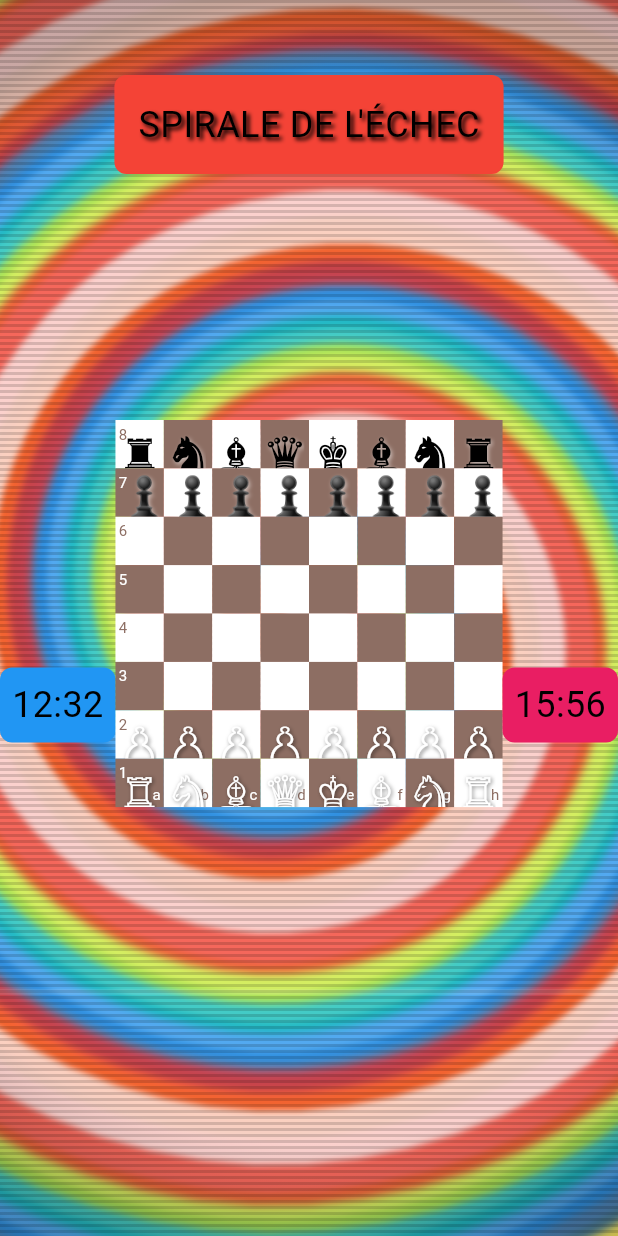
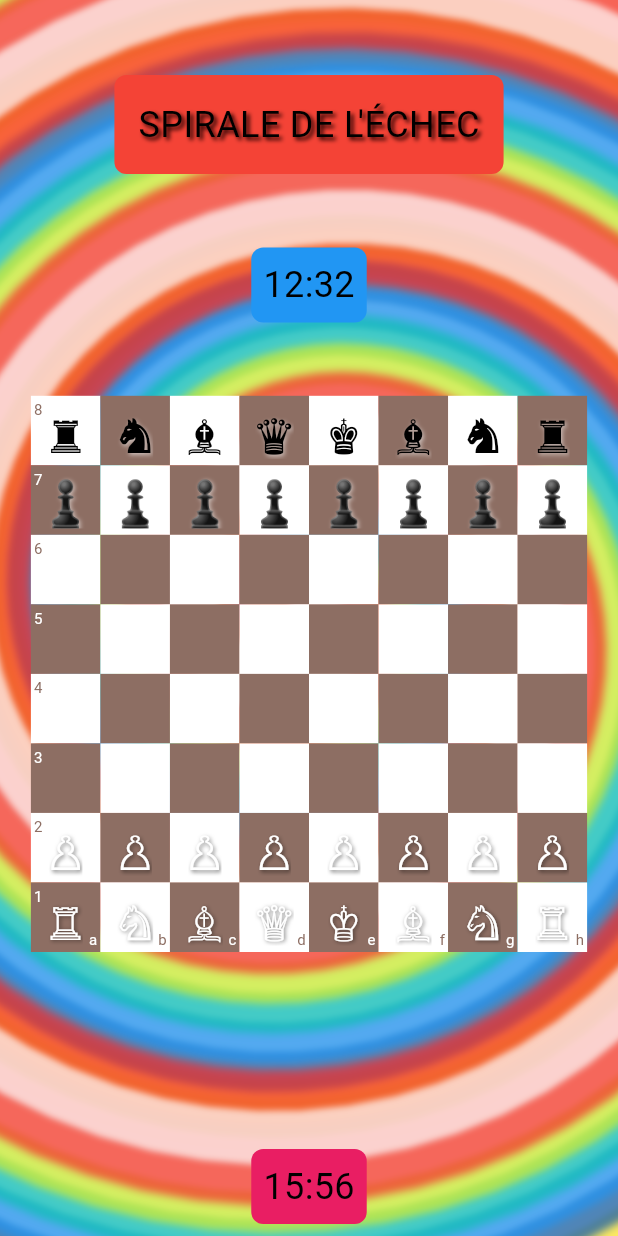
Before and after one commit to ismo009/echecs, a Flutter app: the GameScreen screen opened directly, on a phone screen of 412 x 824 dp. Run offline on Flutter 3.47's test engine with Material 3 defaults, Android fonts, the light colour scheme and no system bars; Roboto replaces fonts that are missing (PixelArt).

Commit message:
Amelioration du rendu

```diff
--- a/chess_game/lib/screens/game_screen.dart
+++ b/chess_game/lib/screens/game_screen.dart
@@ -14,21 +14,22 @@ class GameScreen extends StatelessWidget {
 
   @override
   Widget build(BuildContext context) {
+    final screenWidth = MediaQuery.of(context).size.width;
+    final screenHeight = MediaQuery.of(context).size.height;
+
     return Scaffold(
       body: Stack(
         children: [
-          //Spirale de fond
+          // Spirale de fond
           const ColorfulSpiralBackground(),
 
-          //Effet de CRT sur le background
-          const CRTScanLinesEffect(),
-
-          //Le jeux d'échecs
+          // Contenu principal
           Column(
+            mainAxisAlignment: MainAxisAlignment.spaceBetween,
             children: [
-              //Nom du jeux
+              // Titre du jeu
               Padding(
-                padding: const EdgeInsets.only(top: 50.0), //50 pour éviter que la caméra soit sur le texte
+                padding: const EdgeInsets.only(top: 50.0),
                 child: Container(
                   padding: const EdgeInsets.all(16.0),
                   decoration: BoxDecoration(
@@ -36,16 +37,16 @@ class GameScreen extends StatelessWidget {
                     borderRadius: BorderRadius.circular(8.0),
                   ),
                   child: const Text(
-                  'SPIRALE DE L\'ÉCHEC', //Kastellik avait peut-etre raison...
+                    'SPIRALE DE L\'ÉCHEC',
                     style: TextStyle(
                       color: Colors.black,
                       fontSize: 24,
-                    fontFamily: 'PixelArt', //Chercher plus tard une meilleure + proche de Balatro
+                      fontFamily: 'PixelArt',
                       shadows: [
                         Shadow(
                           offset: Offset(2.0, 2.0),
                           blurRadius: 3.0,
-                      color: Color.fromARGB(255, 0, 0, 0),
+                          color: Color.fromARGB(255, 36, 0, 0),
                         ),
                       ],
                     ),
@@ -53,12 +54,9 @@ class GameScreen extends StatelessWidget {
                 ),
               ),
 
-              //Timers + plateau
-              Expanded(
-                child: Row(
-                  children: [
-                    //Timer noir
+              // Timer noir
               Container(
+                margin: const EdgeInsets.symmetric(vertical: 8.0),
                 padding: const EdgeInsets.all(8.0),
                 decoration: BoxDecoration(
                   color: Colors.blue,
@@ -74,21 +72,24 @@ class GameScreen extends StatelessWidget {
                 ),
               ),
 
-                    // Chessboard
-                    Expanded(
-                      child: Center(
+              // Plateau d'échecs
+              Center(
+                child: SizedBox(
+                  width: screenWidth * 0.9,
+                  height: screenWidth * 1.1, //Bizarre mais sinon l'affichage est incorrect, donc tant pis
                   child: ChessBoardWidget(
                     board: Provider.of<GameProvider>(context).game.board,
                     onPieceMoved: (fromRow, fromCol, toRow, toCol) {
-                            // Validate and execute the move
-                            Provider.of<GameProvider>(context, listen: false).makeMove(fromRow, fromCol, toRow, toCol);
+                      Provider.of<GameProvider>(context, listen: false)
+                          .makeMove(fromRow, fromCol, toRow, toCol);
                     },
                   ),
                 ),
               ),
 
-                    // Timer for white player
+              // Timer blanc
               Container(
+                margin: const EdgeInsets.symmetric(vertical: 8.0),
                 padding: const EdgeInsets.all(8.0),
                 decoration: BoxDecoration(
                   color: Colors.pink,
@@ -101,9 +102,6 @@ class GameScreen extends StatelessWidget {
                     fontSize: 24,
                     fontFamily: 'PixelArt',
                   ),
-                      ),
-                    ),
-                  ],
                 ),
               ),
             ],
```
Also changed, not shown: chess_game/Piece template.png (added), 5 other files. Lines whose indentation alone changed are shown as unchanged.
